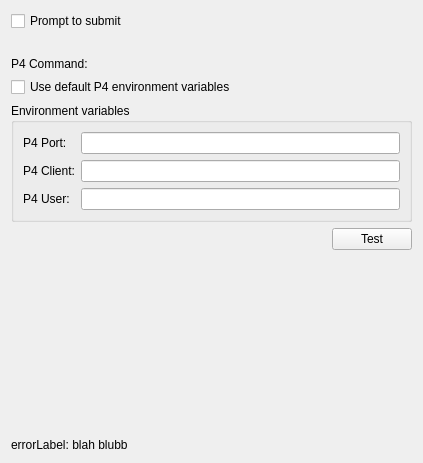
This is src/plugins/perforce/settingspage.ui in qt-creator/qt-creator as Qt 5 draws it before an edit. The edited form follows.
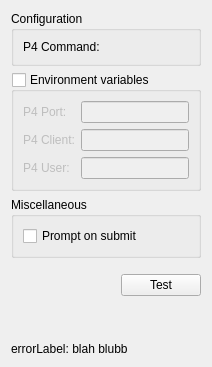
This is the edited form. Custom widgets are drawn as their Qt base class.

```diff
--- a/src/plugins/perforce/settingspage.ui
+++ b/src/plugins/perforce/settingspage.ui
@@ -2,68 +2,28 @@
 <ui version="4.0">
  <class>Perforce::Internal::SettingsPage</class>
  <widget class="QWidget" name="Perforce::Internal::SettingsPage">
-  <property name="geometry">
-   <rect>
-    <x>0</x>
-    <y>0</y>
-    <width>423</width>
-    <height>463</height>
-   </rect>
-  </property>
   <layout class="QVBoxLayout" name="verticalLayout">
    <item>
-    <layout class="QFormLayout" name="formLayout_2">
-     <item row="0" column="0" colspan="2">
-      <widget class="QCheckBox" name="promptToSubmitCheckBox">
-       <property name="text">
-        <string>Prompt to submit</string>
-       </property>
-      </widget>
-     </item>
-    </layout>
-   </item>
-   <item>
-    <spacer name="verticalSpacer_2">
-     <property name="orientation">
-      <enum>Qt::Vertical</enum>
+    <widget class="QGroupBox" name="configGroupBox">
+     <property name="title">
+      <string>Configuration</string>
      </property>
-     <property name="sizeType">
-      <enum>QSizePolicy::Fixed</enum>
-     </property>
-     <property name="sizeHint" stdset="0">
-      <size>
-       <width>20</width>
-       <height>20</height>
-      </size>
-     </property>
-    </spacer>
+     <layout class="QFormLayout" name="formLayout">
+      <item row="0" column="0">
+       <widget class="QLabel" name="commandLabel">
+        <property name="text">
+         <string>P4 Command:</string>
+        </property>
+       </widget>
+      </item>
+      <item row="0" column="1">
+       <widget class="Utils::PathChooser" name="pathChooser"/>
+      </item>
+     </layout>
+    </widget>
    </item>
    <item>
-    <layout class="QFormLayout" name="formLayout">
-     <property name="fieldGrowthPolicy">
-      <enum>QFormLayout::ExpandingFieldsGrow</enum>
-     </property>
-     <item row="0" column="0">
-      <widget class="QLabel" name="commandLabel">
-       <property name="text">
-        <string>P4 Command:</string>
-       </property>
-      </widget>
-     </item>
-     <item row="0" column="1">
-      <widget class="Utils::PathChooser" name="pathChooser"/>
-     </item>
-     <item row="1" column="0" colspan="2">
-      <widget class="QCheckBox" name="defaultCheckBox">
-       <property name="text">
-        <string>Use default P4 environment variables</string>
-       </property>
-      </widget>
-     </item>
-    </layout>
-   </item>
-   <item>
-    <widget class="QGroupBox" name="groupBox">
+    <widget class="QGroupBox" name="environmentGroupBox">
      <property name="enabled">
       <bool>true</bool>
      </property>
@@ -71,6 +31,9 @@
       <string>Environment variables</string>
      </property>
      <property name="checkable">
+      <bool>true</bool>
+     </property>
+     <property name="checked">
       <bool>false</bool>
      </property>
      <layout class="QGridLayout">
@@ -113,6 +76,38 @@
      </layout>
     </widget>
    </item>
+   <item>
+    <widget class="QGroupBox" name="miscgroupBox">
+     <property name="title">
+      <string>Miscellaneous</string>
+     </property>
+     <layout class="QFormLayout" name="formLayout_2">
+      <item row="0" column="0" colspan="2">
+       <widget class="QCheckBox" name="promptToSubmitCheckBox">
+        <property name="text">
+         <string>Prompt on submit</string>
+        </property>
+       </widget>
+      </item>
+     </layout>
+    </widget>
+   </item>
+   <item>
+    <spacer name="verticalSpacer_2">
+     <property name="orientation">
+      <enum>Qt::Vertical</enum>
+     </property>
+     <property name="sizeType">
+      <enum>QSizePolicy::Fixed</enum>
+     </property>
+     <property name="sizeHint" stdset="0">
+      <size>
+       <width>0</width>
+       <height>10</height>
+      </size>
+     </property>
+    </spacer>
+   </item>
    <item>
     <layout class="QHBoxLayout" name="horizontalLayout">
      <item>
@@ -144,8 +139,8 @@
      </property>
      <property name="sizeHint" stdset="0">
       <size>
-       <width>141</width>
-       <height>20</height>
+       <width>20</width>
+       <height>40</height>
       </size>
      </property>
     </spacer>
```
Left out of the diff: 19 changed lines with no effect on the pictures.
